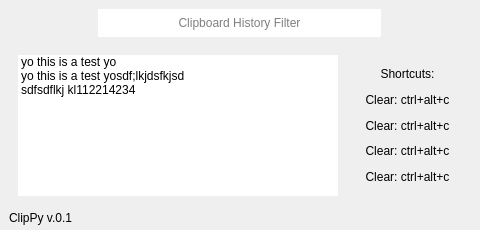
Before: the Qt Designer form res/uiFile/interface.ui in OrbitalJin/Clippy, drawn with Qt 5.
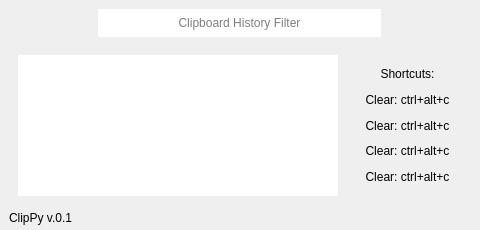
After: the same form once the commit is applied. Icons and pictures are not drawn.

What changed in the file:
```diff
--- a/res/uiFile/interface.ui
+++ b/res/uiFile/interface.ui
@@ -165,21 +165,6 @@
 background-color:  #495366;
 }</string>
             </property>
-            <item>
-             <property name="text">
-              <string>yo this is a test yo</string>
-             </property>
-            </item>
-            <item>
-             <property name="text">
-              <string>yo this is a test yosdf;lkjdsfkjsd</string>
-             </property>
-            </item>
-            <item>
-             <property name="text">
-              <string>sdfsdflkj kl112214234</string>
-             </property>
-            </item>
            </widget>
           </item>
           <item>
```
